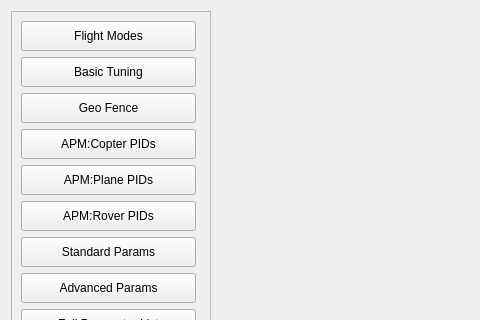
ArduPilot/apm_planner, file src/ui/configuration/ApmSoftwareConfig.ui: the form before one commit; both pictures show x 0 to 480 and y 0 to 320 of the 957 by 618 pixel window.
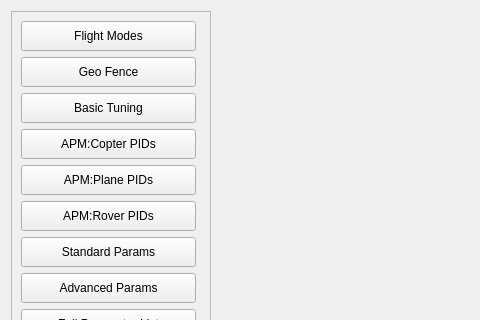
The form after the commit.

Commit message: Reorder Tuning Option Orders

```diff
--- a/src/ui/configuration/ApmSoftwareConfig.ui
+++ b/src/ui/configuration/ApmSoftwareConfig.ui
@@ -72,7 +72,7 @@
           </widget>
          </item>
          <item>
-          <widget class="QPushButton" name="basicPidButton">
+          <widget class="QPushButton" name="geoFenceButton">
            <property name="minimumSize">
             <size>
              <width>175</width>
@@ -86,7 +86,7 @@
             </size>
            </property>
            <property name="text">
-            <string>Basic Tuning</string>
+            <string>Geo Fence</string>
            </property>
            <property name="checkable">
             <bool>true</bool>
@@ -97,7 +97,7 @@
           </widget>
          </item>
          <item>
-          <widget class="QPushButton" name="geoFenceButton">
+          <widget class="QPushButton" name="basicPidButton">
            <property name="minimumSize">
             <size>
              <width>175</width>
@@ -111,7 +111,7 @@
             </size>
            </property>
            <property name="text">
-            <string>Geo Fence</string>
+            <string>Basic Tuning</string>
            </property>
            <property name="checkable">
             <bool>true</bool>
```
